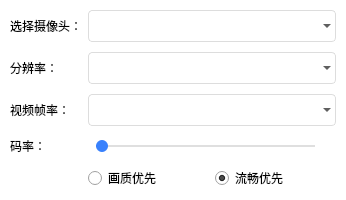
This is Windows/src/TestVideoSetting/DlgVideoSet.ui in cloudroomSDK/API-Demo as Qt 5 draws it before an edit. The edited form follows.
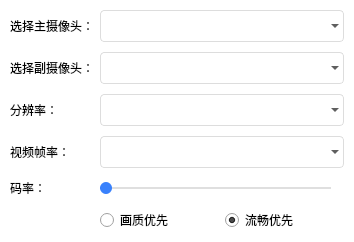
This is the edited form. Icons and pictures are not drawn.

Commit message: CRVideoSDK_CPP_Win_V4.19.5.1

Patch:
```diff
--- a/Windows/src/TestVideoSetting/DlgVideoSet.ui
+++ b/Windows/src/TestVideoSetting/DlgVideoSet.ui
@@ -6,8 +6,8 @@
    <rect>
     <x>0</x>
     <y>0</y>
-    <width>346</width>
-    <height>198</height>
+    <width>354</width>
+    <height>238</height>
    </rect>
   </property>
   <property name="windowTitle">
@@ -55,8 +55,8 @@
 QSlider {
 	min-height: 20px;
 	max-height: 20px;
-	padding-left: 8px;
-	padding-right: 8px;
+	padding-left: 0px;
+	padding-right: 0px;
 }
 QSlider::add-page:horizontal {       
 	background-color:rgb(223,223,223);  
@@ -96,41 +96,41 @@
    <item row="0" column="0">
     <widget class="QLabel" name="label">
      <property name="text">
-      <string>选择摄像头：</string>
+      <string>选择主摄像头：</string>
      </property>
     </widget>
    </item>
    <item row="0" column="1">
     <widget class="QComboBox" name="cbBx_camSel"/>
    </item>
-   <item row="1" column="0">
+   <item row="2" column="0">
     <widget class="QLabel" name="label_2">
      <property name="text">
       <string>分辨率：</string>
      </property>
     </widget>
    </item>
-   <item row="1" column="1">
+   <item row="2" column="1">
     <widget class="QComboBox" name="cbBx_resolution"/>
    </item>
-   <item row="2" column="0">
+   <item row="3" column="0">
     <widget class="QLabel" name="label_3">
      <property name="text">
       <string>视频帧率：</string>
      </property>
     </widget>
    </item>
-   <item row="2" column="1">
+   <item row="3" column="1">
     <widget class="QComboBox" name="cbBx_fps"/>
    </item>
-   <item row="3" column="0">
+   <item row="4" column="0">
     <widget class="QLabel" name="label_4">
      <property name="text">
       <string>码率：</string>
      </property>
     </widget>
    </item>
-   <item row="3" column="1">
+   <item row="4" column="1">
     <layout class="QHBoxLayout" name="horizontalLayout">
      <item>
       <widget class="QSlider" name="sld_bps">
@@ -144,7 +144,7 @@
      </item>
     </layout>
    </item>
-   <item row="4" column="1">
+   <item row="5" column="1">
     <layout class="QHBoxLayout" name="horizontalLayout_2">
      <item>
       <widget class="QRadioButton" name="rb_qualityMode">
@@ -165,6 +165,16 @@
      </item>
     </layout>
    </item>
+   <item row="1" column="0">
+    <widget class="QLabel" name="label_5">
+     <property name="text">
+      <string>选择副摄像头：</string>
+     </property>
+    </widget>
+   </item>
+   <item row="1" column="1">
+    <widget class="QComboBox" name="cbBx_camSel_2"/>
+   </item>
   </layout>
  </widget>
  <layoutdefault spacing="6" margin="11"/>
```
The commit also changes 58 other files.
